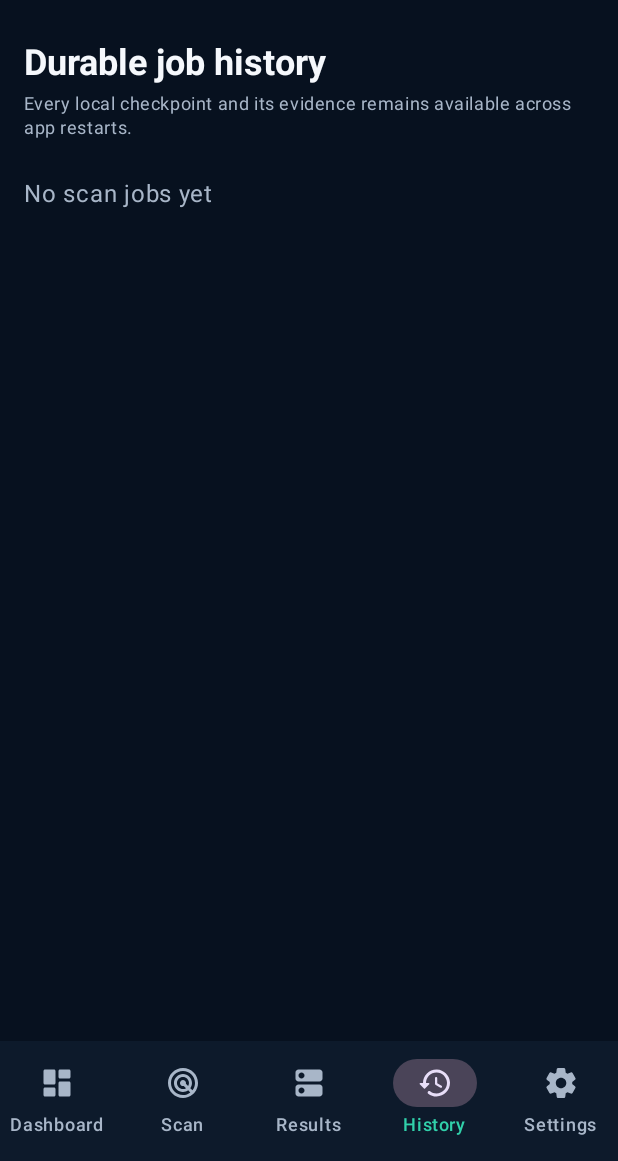
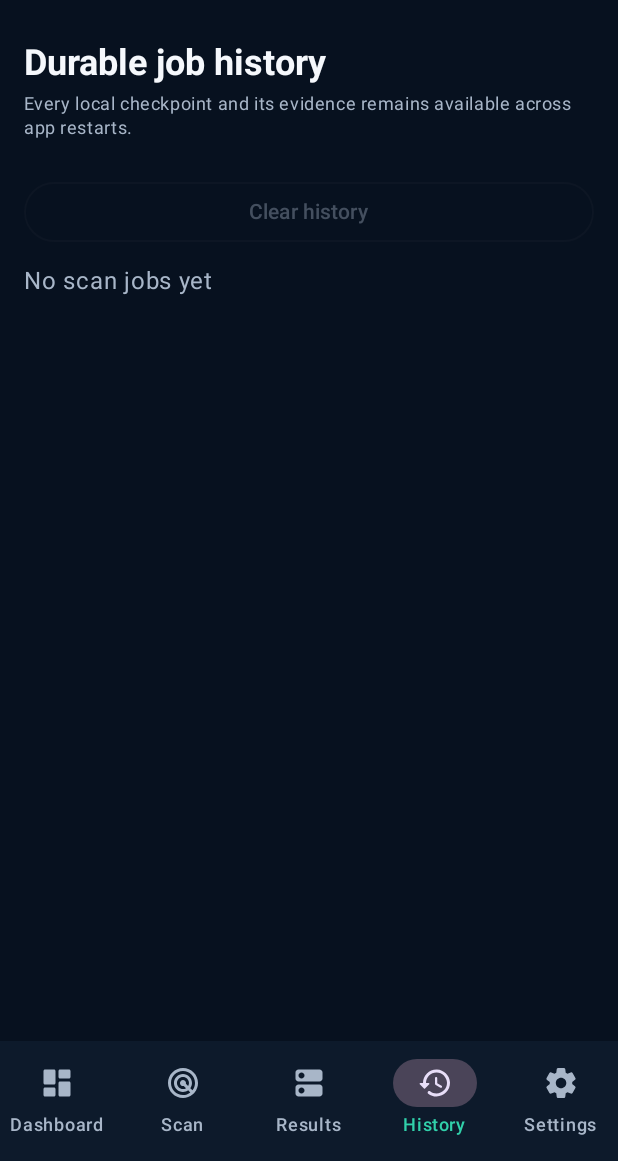
Before and after one commit to mrzain1915-wq/Noway-apps, an Android app built with Jetpack Compose: the screen it shows after launch (MainActivity), item 4 of the bottom bar chosen, on a phone screen of 412 x 824 dp, the part 75-1236 px from its top. Run offline under Robolectric (Android 15) with nearby library versions, the phone set to English and light mode, and no system bars; libraries missing offline, so code that uses them is left out: org.xbill; pictures from the network do not load; 1 statement that could not run was skipped.

Commit message:
Update NOWAY to v2.3.1

```diff
--- a/android/src/main/java/com/noway/edge/MainActivity.kt
+++ b/android/src/main/java/com/noway/edge/MainActivity.kt
@@ -262,7 +262,7 @@ private fun MetricCard(label: String, value: String, detail: String, color: Colo
 @OptIn(ExperimentalLayoutApi::class)
 @Composable
 private fun ScanScreen(importedTargets: String, onImport: () -> Unit, snapshot: ScanSnapshot) {
-    var targets by rememberSaveable(importedTargets) { mutableStateOf(importedTargets.ifBlank { "example.com\n192.0.2.0/30" }) }
+    var targets by rememberSaveable(importedTargets) { mutableStateOf(importedTargets) }
     var name by rememberSaveable { mutableStateOf("NOWAY edge intelligence") }; var ports by rememberSaveable { mutableStateOf("80,443") }; var path by rememberSaveable { mutableStateOf("/") }
     var http by rememberSaveable { mutableStateOf(true) }; var https by rememberSaveable { mutableStateOf(true) }; var ws by rememberSaveable { mutableStateOf(false) }; var wss by rememberSaveable { mutableStateOf(false) }
     var method by rememberSaveable { mutableStateOf("SMART") }; var statuses by rememberSaveable { mutableStateOf("101,200,204") }; var timeout by rememberSaveable { mutableStateOf("5") }; var workers by rememberSaveable { mutableStateOf("32") }; var rate by rememberSaveable { mutableStateOf("100") }; var retries by rememberSaveable { mutableStateOf("1") }
@@ -272,14 +272,14 @@ private fun ScanScreen(importedTargets: String, onImport: () -> Unit, snapshot:
     val active = snapshot.state in setOf(ScanState.RUNNING, ScanState.WAITING, ScanState.PAUSING, ScanState.PREPARING)
     val selectedPerformance = MobilePerformanceProfile.valueOf(performance)
 
-    fun config(): ScanConfig {
+    fun config(requireAuthorization: Boolean = true): ScanConfig {
         val customHeaders = headers.lines().filter(String::isNotBlank).associate { line -> require(':' in line) { "Custom header must be Name: Value" }; line.substringBefore(':').trim() to line.substringAfter(':').trim() }
         val timeoutSeconds = timeout.toDoubleOrNull() ?: throw IllegalArgumentException("Timeout is required")
         val workerCount = workers.toIntOrNull() ?: throw IllegalArgumentException("Workers must be a whole number")
         val checksPerSecond = rate.toIntOrNull() ?: throw IllegalArgumentException("Rate must be a whole number")
         val retryCount = retries.toIntOrNull() ?: throw IllegalArgumentException("Retries must be a whole number")
         val matchingStatuses = statuses.split(Regex("[\\s,]+")).filter(String::isNotBlank).map { value -> value.toIntOrNull() ?: throw IllegalArgumentException("Statuses must be whole numbers") }
-        return ScanConfig(name, targets.lines().map(String::trim).filter(String::isNotBlank), TargetParser.parsePorts(ports), buildList { if (http) add("http"); if (https) add("https"); if (ws) add("ws"); if (wss) add("wss") }, path, method, host, sni, customHeaders, statuses = matchingStatuses, timeoutMs = (timeoutSeconds * 1000).toInt(), workers = workerCount, rateLimit = checksPerSecond, retries = retryCount, verifyTls = verifyTls, saveHeaders = saveHeaders, storeAll = storeAll, requireWifi = requireWifi, requireCharging = requireCharging, authorized = authorized).also(ScanConfig::validate)
+        return ScanConfig(name, targets.lines().map(String::trim).filter(String::isNotBlank), TargetParser.parsePorts(ports), buildList { if (http) add("http"); if (https) add("https"); if (ws) add("ws"); if (wss) add("wss") }, path, method, host, sni, customHeaders, statuses = matchingStatuses, timeoutMs = (timeoutSeconds * 1000).toInt(), workers = workerCount, rateLimit = checksPerSecond, retries = retryCount, verifyTls = verifyTls, saveHeaders = saveHeaders, storeAll = storeAll, requireWifi = requireWifi, requireCharging = requireCharging, authorized = authorized).let { built -> (if (requireAuthorization) built else built.copy(authorized = true)).also(ScanConfig::validate) }
     }
 
     fun startOrConfirm(built: ScanConfig) {
@@ -303,8 +303,19 @@ private fun ScanScreen(importedTargets: String, onImport: () -> Unit, snapshot:
 
     Column(Modifier.fillMaxSize().verticalScroll(rememberScrollState())) {
         PageHeader("Build an authorized scan", "Paste targets or import TXT/CSV. Settings become a resumable checkpoint.")
-        OutlinedTextField(targets, { targets = it }, label = { Text("Targets") }, supportingText = { Text("URL, hostname, IP, inclusive range, or CIDR — one per line") }, minLines = 5, maxLines = 9, modifier = Modifier.fillMaxWidth(), textStyle = MaterialTheme.typography.bodyMedium.copy(fontFamily = FontFamily.Monospace))
+        OutlinedTextField(targets, { targets = it }, label = { Text("Targets") }, placeholder = { Text("104.16.0.0/12 or 103.21.244.0-103.21.247.255") }, supportingText = { Text("URL, hostname, IP, inclusive range, or CIDR — one per line") }, minLines = 5, maxLines = 9, modifier = Modifier.fillMaxWidth(), textStyle = MaterialTheme.typography.bodyMedium.copy(fontFamily = FontFamily.Monospace))
         TextButton(onImport) { Icon(Icons.Rounded.Download, null); Spacer(Modifier.width(6.dp)); Text("Import TXT / CSV") }
+        val plan = remember(targets, ports, http, https, ws, wss) { runCatching { TargetParser.plan(config(requireAuthorization = false)) }.getOrNull() }
+        if (targets.isNotBlank() && plan != null) {
+            OutlinedCard(border = BorderStroke(1.dp, MaterialTheme.colorScheme.primary), modifier = Modifier.fillMaxWidth().padding(top = 4.dp)) {
+                Column(Modifier.padding(12.dp)) {
+                    Text("SCAN PLAN — ONLY THIS RANGE WILL BE SCANNED", style = MaterialTheme.typography.labelSmall, color = MaterialTheme.colorScheme.primary, fontWeight = FontWeight.Bold)
+                    Text("First: ${plan.first}", fontFamily = FontFamily.Monospace, fontSize = 13.sp, modifier = Modifier.padding(top = 6.dp))
+                    Text("Last: ${plan.last}", fontFamily = FontFamily.Monospace, fontSize = 13.sp)
+                    Text("${plan.total} checks in total", style = MaterialTheme.typography.labelSmall, color = MaterialTheme.colorScheme.onSurfaceVariant, modifier = Modifier.padding(top = 4.dp))
+                }
+            }
+        }
         OutlinedTextField(name, { name = it }, label = { Text("Job name") }, modifier = Modifier.fillMaxWidth())
         Row(horizontalArrangement = Arrangement.spacedBy(9.dp), modifier = Modifier.padding(top = 9.dp)) { OutlinedTextField(ports, { ports = it }, label = { Text("Ports") }, modifier = Modifier.weight(1f)); OutlinedTextField(path, { path = it }, label = { Text("Path") }, modifier = Modifier.weight(1f)) }
         Text("PROTOCOLS", style = MaterialTheme.typography.labelSmall, color = MaterialTheme.colorScheme.onSurfaceVariant, modifier = Modifier.padding(top = 14.dp, bottom = 6.dp))
@@ -385,10 +396,31 @@ private fun ResultCard(result: ScanResult, compact: Boolean = false) {
 
 @Composable
 private fun HistoryScreen(snapshot: ScanSnapshot, open: () -> Unit) {
-    val jobs = ScanManager.history()
+    var confirmClear by remember { mutableStateOf(false) }
+    var refreshTick by remember { mutableStateOf(0) }
+    val jobs = remember(refreshTick) { ScanManager.history() }
     val active = snapshot.state in setOf(ScanState.PREPARING, ScanState.RUNNING, ScanState.WAITING, ScanState.PAUSING)
     LazyColumn(verticalArrangement = Arrangement.spacedBy(10.dp), modifier = Modifier.fillMaxSize()) {
         item { PageHeader("Durable job history", "Every local checkpoint and its evidence remains available across app restarts.") }
+        item {
+            OutlinedButton(
+                onClick = { confirmClear = true },
+                enabled = !active && jobs.isNotEmpty(),
+                colors = ButtonDefaults.outlinedButtonColors(contentColor = MaterialTheme.colorScheme.error),
+                modifier = Modifier.fillMaxWidth(),
+            ) { Text("Clear history") }
+        }
+        if (confirmClear) {
+            item {
+                AlertDialog(
+                    onDismissRequest = { confirmClear = false },
+                    title = { Text("Clear all history?") },
+                    text = { Text("This deletes every saved scan job and its stored results. This cannot be undone.") },
+                    confirmButton = { Button({ ScanManager.clearHistory(); refreshTick++; confirmClear = false }) { Text("Clear all") } },
+                    dismissButton = { TextButton({ confirmClear = false }) { Text("Cancel") } },
+                )
+            }
+        }
         if (jobs.isEmpty()) item { Text("No scan jobs yet", color = MaterialTheme.colorScheme.onSurfaceVariant) }
         items(jobs, key = { it.jobId }) { job ->
             OutlinedCard(border = BorderStroke(1.dp, if (job.jobId == snapshot.jobId) MaterialTheme.colorScheme.primary else MaterialTheme.colorScheme.outline), modifier = Modifier.fillMaxWidth()) {
@@ -415,7 +447,7 @@ private fun SettingsScreen(dark: Boolean, onDark: (Boolean) -> Unit) {
         Card(colors = CardDefaults.cardColors(containerColor = MaterialTheme.colorScheme.surface)) { Column(Modifier.padding(16.dp)) { SettingToggle("Deep signal dark theme", dark, onDark); HorizontalDivider(Modifier.padding(vertical = 9.dp)); Row(verticalAlignment = Alignment.CenterVertically) { Icon(Icons.Rounded.Shield, null, tint = SignalGreen); Spacer(Modifier.width(10.dp)); Column { Text("Local-first evidence", fontWeight = FontWeight.SemiBold); Text("No account, ads, analytics, or remote control", style = MaterialTheme.typography.bodySmall, color = MaterialTheme.colorScheme.onSurfaceVariant) } } } }
         SectionTitle("SAFETY CONTRACT", "Built for authorized infrastructure diagnostics")
         listOf("Authorization is required for every new scan.", "Large scan plans require a second confirmation.", "Cookies and authentication challenges are redacted.", "No exploit, credential attack, proxy bypass, or remote control is included.").forEach { item -> Row(Modifier.padding(vertical = 7.dp), verticalAlignment = Alignment.Top) { Box(Modifier.padding(top = 6.dp).size(6.dp).clip(CircleShape).background(MaterialTheme.colorScheme.primary)); Spacer(Modifier.width(9.dp)); Text(item, color = MaterialTheme.colorScheme.onSurfaceVariant) } }
-        Text("NOWAY CDN + CIDR Scanner 2.3.0\nAndroid 6.0+ • Windows • Termux", style = MaterialTheme.typography.labelMedium, color = MaterialTheme.colorScheme.primary, modifier = Modifier.padding(vertical = 18.dp))
+        Text("NOWAY CDN + CIDR Scanner 2.3.1\nAndroid 6.0+ • Windows • Termux", style = MaterialTheme.typography.labelMedium, color = MaterialTheme.colorScheme.primary, modifier = Modifier.padding(vertical = 18.dp))
     }
 }
 
```
